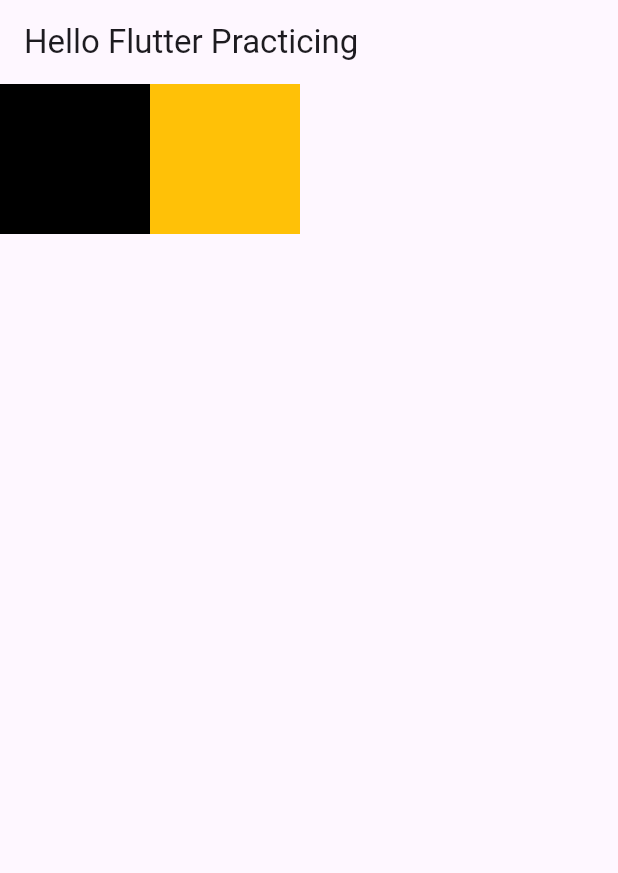
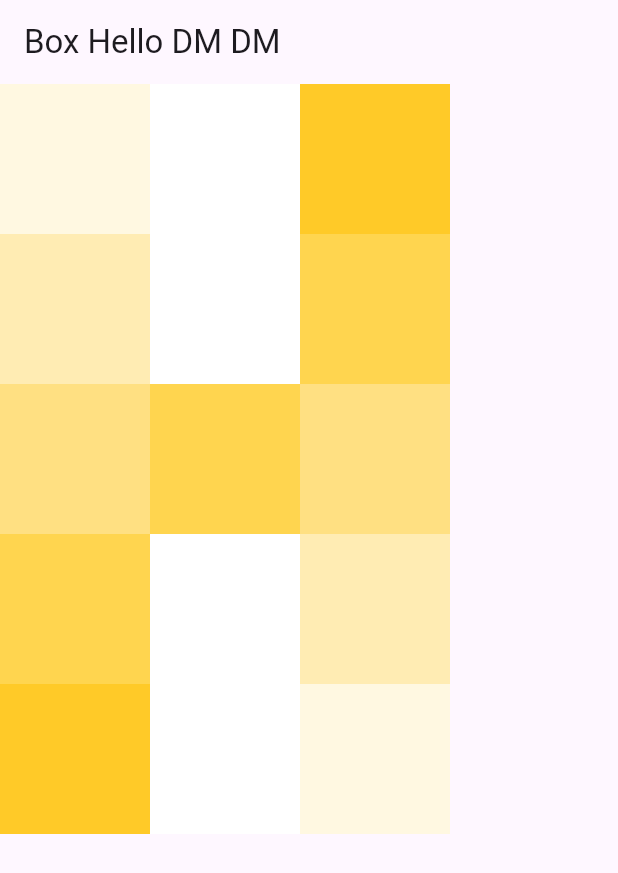
Before and after one commit to meetshaheer/Flutter-HELLO, a Flutter app: the screen it shows after launch, on a phone screen of 412 x 824 dp. Shown: the top 873 px of the screen. Run offline on Flutter 3.47's test engine with Material 3 defaults, Android fonts, the phone set to English and light mode, and no system bars.

Commit message:
creating H using columns,  rows and containers widgets.

```diff
--- a/flutter_application/lib/practice.dart
+++ b/flutter_application/lib/practice.dart
@@ -7,20 +7,107 @@ class practice extends StatelessWidget {
   Widget build(BuildContext context) {
     return Scaffold(
       appBar: AppBar(
-        title: Text("Hello Flutter Practicing"),
+        title: Text("Box Hello DM DM "),
       ),
       body: Container(
-        width: 200,
-        color: Colors.black,
         child: Column(
-          mainAxisSize: MainAxisSize.min,
-          crossAxisAlignment: CrossAxisAlignment.end,
+          crossAxisAlignment: CrossAxisAlignment.start,
           children: [
-            Container(
-              height: 100,
-              width: 100,
-              color: Colors.amber,
-            )
+            Row(
+              children: [
+                Container(
+                  height: 100,
+                  width: 100,
+                  color: Colors.amber[50],
+                ),
+                Container(
+                  height: 100,
+                  width: 100,
+                  color: Colors.white,
+                ),
+                Container(
+                  height: 100,
+                  width: 100,
+                  color: Colors.amber[400],
+                ),
+              ],
+            ),
+            Row(
+              children: [
+                Container(
+                  height: 100,
+                  width: 100,
+                  color: Colors.amber[100],
+                ),
+                Container(
+                  height: 100,
+                  width: 100,
+                  color: Colors.white,
+                ),
+                Container(
+                  height: 100,
+                  width: 100,
+                  color: Colors.amber[300],
+                ),
+              ],
+            ),
+            Row(
+              children: [
+                Container(
+                  height: 100,
+                  width: 100,
+                  color: Colors.amber[200],
+                ),
+                Container(
+                  height: 100,
+                  width: 100,
+                  color: Colors.amber[300],
+                ),
+                Container(
+                  height: 100,
+                  width: 100,
+                  color: Colors.amber[200],
+                ),
+              ],
+            ),
+            Row(
+              children: [
+                Container(
+                  height: 100,
+                  width: 100,
+                  color: Colors.amber[300],
+                ),
+                Container(
+                  height: 100,
+                  width: 100,
+                  color: Colors.white,
+                ),
+                Container(
+                  height: 100,
+                  width: 100,
+                  color: Colors.amber[100],
+                ),
+              ],
+            ),
+            Row(
+              children: [
+                Container(
+                  height: 100,
+                  width: 100,
+                  color: Colors.amber[400],
+                ),
+                Container(
+                  height: 100,
+                  width: 100,
+                  color: Colors.white,
+                ),
+                Container(
+                  height: 100,
+                  width: 100,
+                  color: Colors.amber[50],
+                ),
+              ],
+            ),
           ],
         ),
       ),
```
